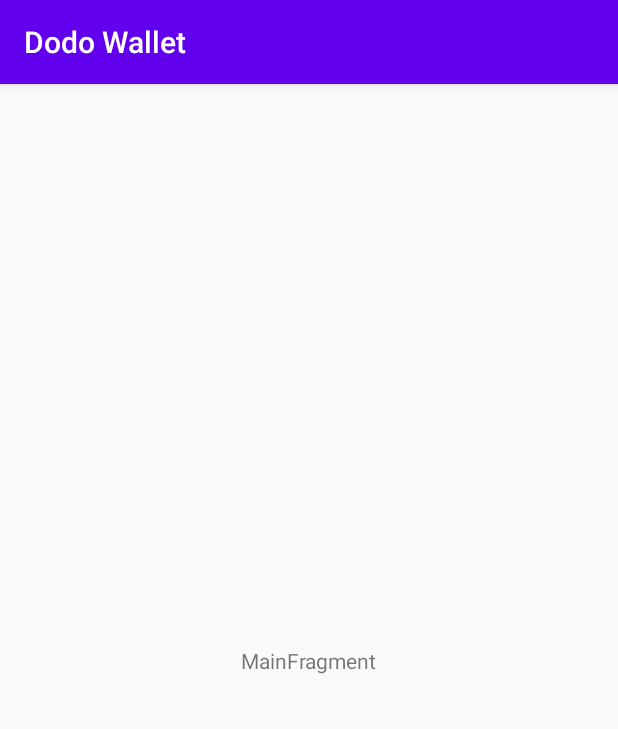
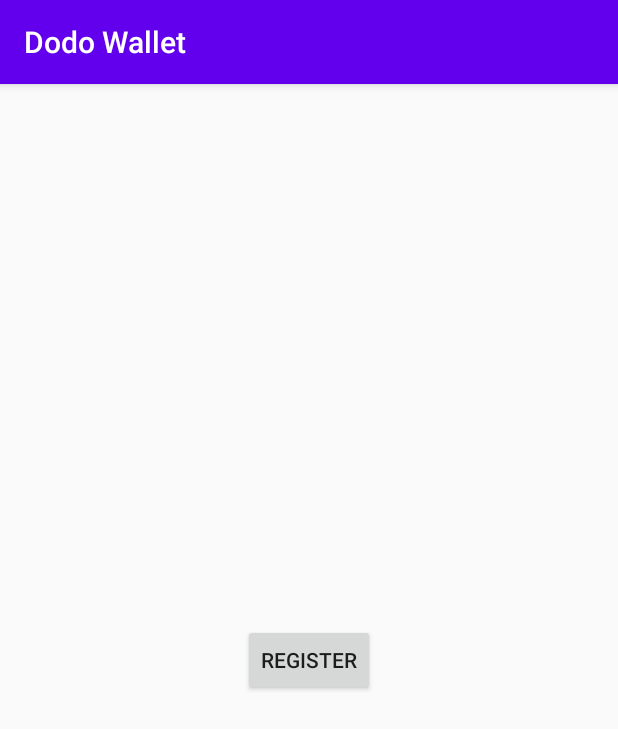
Before and after one commit to gerynugrh/android-client-dewallet, an Android app: the screen it shows after launch (MainActivity), on a phone screen of 412 x 824 dp. Shown: the top 729 px of the screen. Run offline under Robolectric (Android 15) with nearby library versions, the light colour scheme and no system bars; our stand-ins replace data binding; libraries missing offline, so code that uses them is left out: org.stellar.sdk; 1 statement that could not run was skipped.

Commit message:
Generate keypair on register

```diff
--- a/app/build.gradle
+++ b/app/build.gradle
@@ -1,6 +1,7 @@
 apply plugin: 'com.android.application'
 apply plugin: 'kotlin-android'
 apply plugin: 'kotlin-android-extensions'
+apply plugin: 'kotlin-kapt'
 
 android {
     compileSdkVersion 29
@@ -23,6 +24,10 @@ android {
         }
     }
 
+    dataBinding {
+        enabled = true
+    }
+
 }
 
 dependencies {
@@ -30,10 +35,17 @@ dependencies {
     implementation "org.jetbrains.kotlin:kotlin-stdlib-jdk7:$kotlin_version"
     implementation 'androidx.appcompat:appcompat:1.1.0'
     implementation 'androidx.core:core-ktx:1.2.0'
+    implementation "org.jetbrains.kotlinx:kotlinx-coroutines-core:1.3.5"
     implementation 'androidx.constraintlayout:constraintlayout:1.1.3'
     implementation 'androidx.lifecycle:lifecycle-extensions:2.2.0'
     implementation 'androidx.lifecycle:lifecycle-viewmodel-ktx:2.2.0'
     testImplementation 'junit:junit:4.12'
     androidTestImplementation 'androidx.test.ext:junit:1.1.1'
     androidTestImplementation 'androidx.test.espresso:espresso-core:3.2.0'
+
+    // Stellar dependencies
+    implementation 'com.github.stellar:java-stellar-sdk:0.14.0'
+
+    // Logger
+    implementation 'io.github.microutils:kotlin-logging:1.7.9'
 }
--- a/app/src/main/java/com/ta/dodo/MainActivity.kt
+++ b/app/src/main/java/com/ta/dodo/MainActivity.kt
@@ -2,7 +2,7 @@ package com.ta.dodo
 
 import androidx.appcompat.app.AppCompatActivity
 import android.os.Bundle
-import com.ta.dodo.ui.main.MainFragment
+import com.ta.dodo.ui.main.RegisterFragment
 
 class MainActivity : AppCompatActivity() {
 
@@ -11,7 +11,7 @@ class MainActivity : AppCompatActivity() {
         setContentView(R.layout.main_activity)
         if (savedInstanceState == null) {
             supportFragmentManager.beginTransaction()
-                    .replace(R.id.container, MainFragment.newInstance())
+                    .replace(R.id.container, RegisterFragment.newInstance())
                     .commitNow()
         }
     }
--- a/app/src/main/java/com/ta/dodo/ui/main/MainViewModel.kt
+++ /dev/null
@@ -1,7 +0,0 @@
-package com.ta.dodo.ui.main
-
-import androidx.lifecycle.ViewModel
-
-class MainViewModel : ViewModel() {
-    // TODO: Implement the ViewModel
-}
--- a/app/src/main/java/com/ta/dodo/ui/main/MainFragment.kt
+++ b/app/src/main/java/com/ta/dodo/ui/main/RegisterFragment.kt
@@ -6,24 +6,30 @@ import android.view.LayoutInflater
 import android.view.View
 import android.view.ViewGroup
 import androidx.lifecycle.ViewModelProvider
-import com.ta.dodo.R
+import com.ta.dodo.databinding.RegisterFragmentBinding
 
-class MainFragment : Fragment() {
+class RegisterFragment : Fragment() {
 
     companion object {
-        fun newInstance() = MainFragment()
+        fun newInstance() = RegisterFragment()
     }
 
-    private lateinit var viewModel: MainViewModel
+    private val registerViewModel: RegisterViewModel by lazy {
+        ViewModelProvider(this).get(RegisterViewModel::class.java)
+    }
 
     override fun onCreateView(inflater: LayoutInflater, container: ViewGroup?,
                               savedInstanceState: Bundle?): View {
-        return inflater.inflate(R.layout.main_fragment, container, false)
+        val binding = RegisterFragmentBinding.inflate(inflater).apply {
+            viewModel = registerViewModel
+            lifecycleOwner = viewLifecycleOwner
+        }
+
+        return binding.root
     }
 
     override fun onActivityCreated(savedInstanceState: Bundle?) {
         super.onActivityCreated(savedInstanceState)
-        viewModel = ViewModelProvider(this).get(MainViewModel::class.java)
         // TODO: Use the ViewModel
     }
 
--- /dev/null
+++ b/app/src/main/java/com/ta/dodo/ui/main/RegisterViewModel.kt
@@ -0,0 +1,27 @@
+package com.ta.dodo.ui.main
+
+import androidx.lifecycle.MutableLiveData
+import androidx.lifecycle.ViewModel
+import mu.KotlinLogging
+import kotlinx.coroutines.*
+import org.stellar.sdk.KeyPair
+
+class RegisterViewModel : ViewModel() {
+    private val logger = KotlinLogging.logger {}
+
+    var keyPair: MutableLiveData<KeyPair> = MutableLiveData()
+    var isGeneratingKey: MutableLiveData<Boolean> = MutableLiveData(false)
+
+    fun register() {
+        GlobalScope.launch (Dispatchers.Main) {
+            isGeneratingKey.value = true
+            val keyPair = KeyPair.random()
+
+            logger.info { "Public key ${keyPair.accountId}" }
+            logger.info { "Seed ${keyPair.secretSeed}" }
+
+            this@RegisterViewModel.keyPair.value = keyPair
+            isGeneratingKey.value = false
+        }
+    }
+}
--- a/app/src/main/res/layout/main_fragment.xml
+++ /dev/null
@@ -1,20 +0,0 @@
-<?xml version="1.0" encoding="utf-8"?>
-<androidx.constraintlayout.widget.ConstraintLayout xmlns:android="http://schemas.android.com/apk/res/android"
-    xmlns:app="http://schemas.android.com/apk/res-auto"
-    xmlns:tools="http://schemas.android.com/tools"
-    android:id="@+id/main"
-    android:layout_width="match_parent"
-    android:layout_height="match_parent"
-    tools:context=".ui.main.MainFragment">
-
-    <TextView
-        android:id="@+id/message"
-        android:layout_width="wrap_content"
-        android:layout_height="wrap_content"
-        android:text="MainFragment"
-        app:layout_constraintBottom_toBottomOf="parent"
-        app:layout_constraintEnd_toEndOf="parent"
-        app:layout_constraintStart_toStartOf="parent"
-        app:layout_constraintTop_toTopOf="parent" />
-
-</androidx.constraintlayout.widget.ConstraintLayout>
--- /dev/null
+++ b/app/src/main/res/layout/register_fragment.xml
@@ -0,0 +1,52 @@
+<?xml version="1.0" encoding="utf-8"?>
+<layout xmlns:android="http://schemas.android.com/apk/res/android"
+    xmlns:app="http://schemas.android.com/apk/res-auto"
+    xmlns:tools="http://schemas.android.com/tools"
+    tools:context=".ui.main.RegisterFragment">
+
+    <data>
+        <import type="android.view.View"/>
+        <variable
+            name="viewModel"
+            type="com.ta.dodo.ui.main.RegisterViewModel" />
+    </data>
+
+    <androidx.constraintlayout.widget.ConstraintLayout
+        android:id="@+id/main"
+        android:layout_width="match_parent"
+        android:layout_height="match_parent">
+
+        <Button
+            android:id="@+id/btn_register"
+            android:layout_width="wrap_content"
+            android:layout_height="wrap_content"
+            android:text="@string/button_register"
+            android:onClick="@{() -> viewModel.register()}"
+            app:layout_constraintTop_toTopOf="parent"
+            app:layout_constraintRight_toRightOf="parent"
+            app:layout_constraintLeft_toLeftOf="parent"
+            app:layout_constraintBottom_toBottomOf="parent" />
+
+        <TextView
+            android:id="@+id/tv_account_id"
+            android:layout_width="wrap_content"
+            android:layout_height="wrap_content"
+            android:text="@{viewModel.keyPair.accountId}"
+            app:layout_constraintTop_toBottomOf="@id/btn_register"
+            app:layout_constraintBottom_toTopOf="@id/pb_generate_key"
+            app:layout_constraintLeft_toLeftOf="parent"
+            app:layout_constraintRight_toRightOf="parent" />
+
+        <ProgressBar
+            android:id="@+id/pb_generate_key"
+            android:visibility="@{viewModel.isGeneratingKey ? View.VISIBLE : View.INVISIBLE}"
+            android:layout_width="wrap_content"
+            android:layout_height="wrap_content"
+            app:layout_constraintRight_toRightOf="parent"
+            app:layout_constraintLeft_toLeftOf="parent"
+            app:layout_constraintTop_toBottomOf="@id/tv_account_id"
+            app:layout_constraintBottom_toBottomOf="parent" />
+
+    </androidx.constraintlayout.widget.ConstraintLayout>
+
+</layout>
--- a/app/src/main/res/values/strings.xml
+++ b/app/src/main/res/values/strings.xml
@@ -1,3 +1,4 @@
 <resources>
     <string name="app_name">Dodo Wallet</string>
+    <string name="button_register">Register</string>
 </resources>
--- a/build.gradle
+++ b/build.gradle
@@ -5,7 +5,6 @@ buildscript {
     repositories {
         google()
         jcenter()
-
     }
     dependencies {
         classpath 'com.android.tools.build:gradle:3.6.1'
@@ -20,7 +19,7 @@ allprojects {
     repositories {
         google()
         jcenter()
-
+        maven { url "https://jitpack.io" }
     }
 }
 
```
